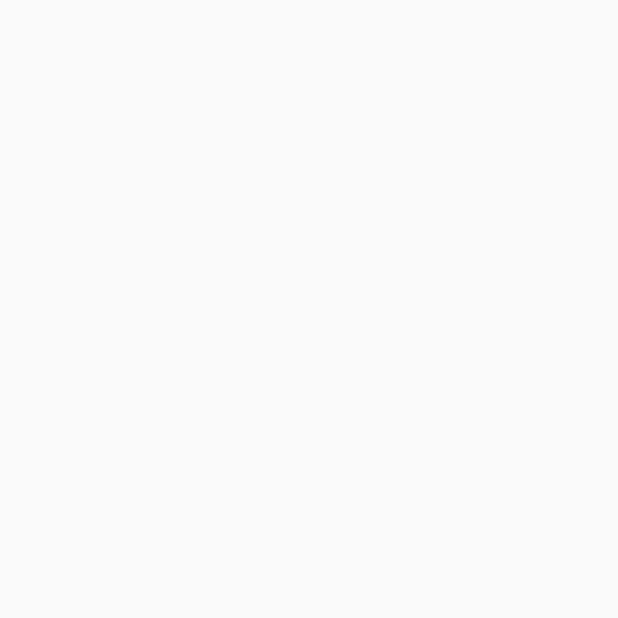
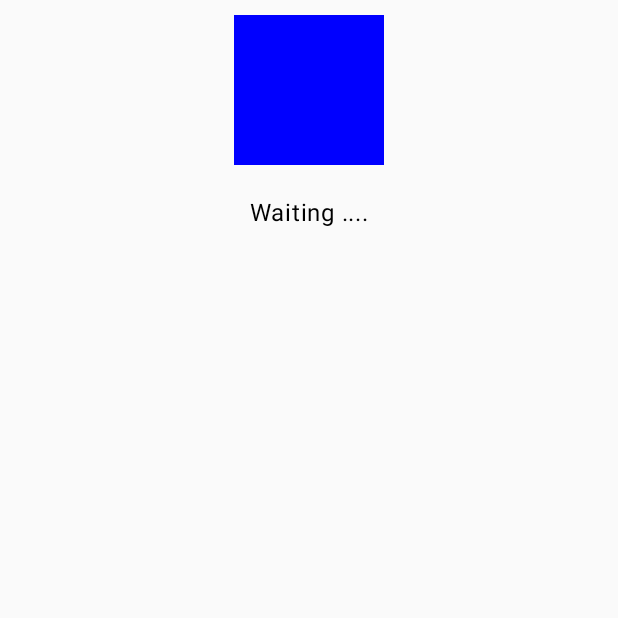
Before and after one commit to arthuraltynbekov/GestureDemo, an Android app built with Jetpack Compose: the screen it shows after launch (MainActivity), on a phone screen of 412 x 824 dp, the top half of it. Before the commit the part shown is empty. Run offline under Robolectric (Android 15) with nearby library versions, the phone set to English and light mode, and no system bars.

Commit message:
Add tap and press gesture detection

```diff
--- a/app/src/main/java/com/example/gesturedemo/MainActivity.kt
+++ b/app/src/main/java/com/example/gesturedemo/MainActivity.kt
@@ -1,4 +1,5 @@
 package com.example.gesturedemo
+
 
 import android.os.Bundle
 import androidx.activity.ComponentActivity
@@ -13,6 +14,15 @@ import androidx.compose.foundation.layout.size
 import androidx.compose.runtime.*
 import androidx.compose.ui.graphics.Color
 import androidx.compose.ui.unit.dp
+import androidx.compose.foundation.gestures.detectTapGestures
+import androidx.compose.foundation.layout.Column
+import androidx.compose.foundation.layout.Spacer
+import androidx.compose.foundation.layout.fillMaxSize
+import androidx.compose.foundation.layout.height
+import androidx.compose.ui.input.pointer.pointerInput
+import androidx.compose.ui.Alignment
+import androidx.compose.foundation.layout.padding
+import androidx.compose.material3.Text
 class MainActivity : ComponentActivity() {
     override fun onCreate(savedInstanceState: Bundle?) {
         super.onCreate(savedInstanceState)
@@ -25,12 +35,9 @@ class MainActivity : ComponentActivity() {
     }
 }
 
-@androidx.compose.runtime.Composable
+@Composable
 fun MainScreen(modifier: Modifier = Modifier) {
-    @Composable
-    fun MainScreen(modifier: Modifier = Modifier) {
-        ClickDemo(modifier)
-    }
+    TapPressDemo(modifier)
 }
 
 @Composable
@@ -56,3 +63,47 @@ fun ClickDemo(modifier: Modifier = Modifier) {
             .size(100.dp)
     )
 }
+
+@Composable
+fun TapPressDemo(modifier: Modifier = Modifier) {
+
+    var textState by remember {
+        mutableStateOf("Waiting ....")
+    }
+
+    val tapHandler = { status: String ->
+        textState = status
+    }
+
+    Column(
+        horizontalAlignment = Alignment.CenterHorizontally,
+        modifier = modifier.fillMaxSize()
+    ) {
+        Box(
+            Modifier
+                .padding(10.dp)
+                .background(Color.Blue)
+                .size(100.dp)
+                .pointerInput(Unit) {
+                    detectTapGestures(
+                    onPress = {
+                        tapHandler("onPress Detected")
+                    },
+                    onDoubleTap = {
+                        tapHandler("onDoubleTap Detected")
+                    },
+                    onLongPress = {
+                        tapHandler("onLongPress Detected")
+                    },
+                    onTap = {
+                        tapHandler("onTap Detected")
+                    }
+                )
+            }
+        )
+
+        Spacer(Modifier.height(10.dp))
+
+        Text(textState)
+    }
+}
```
